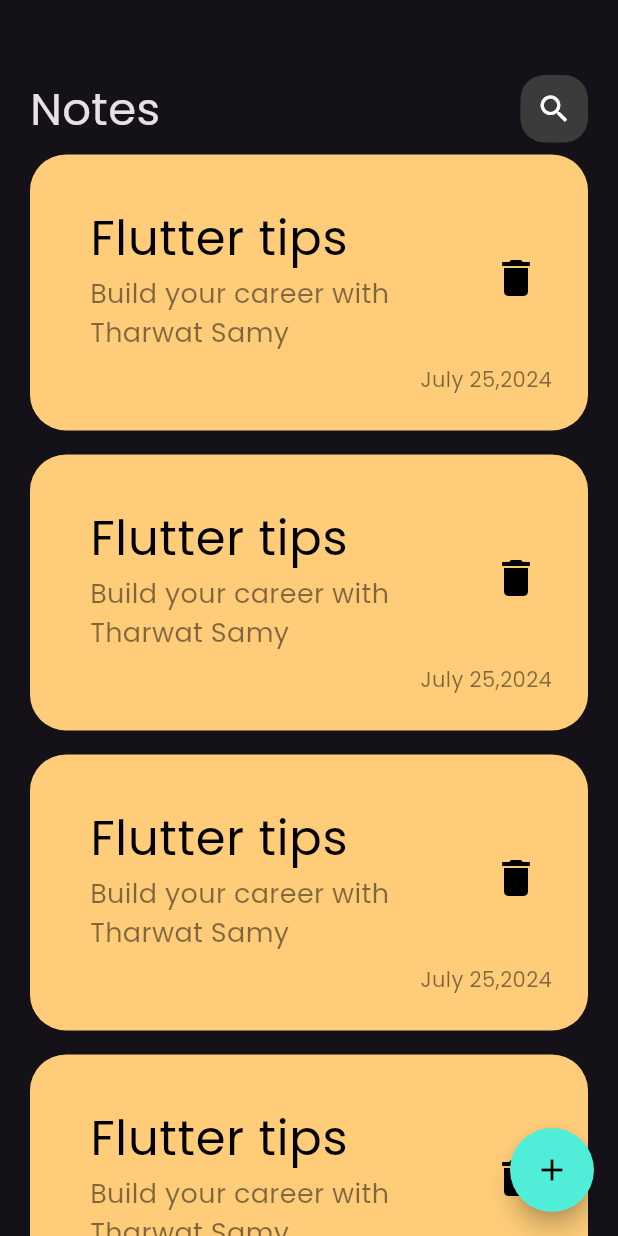
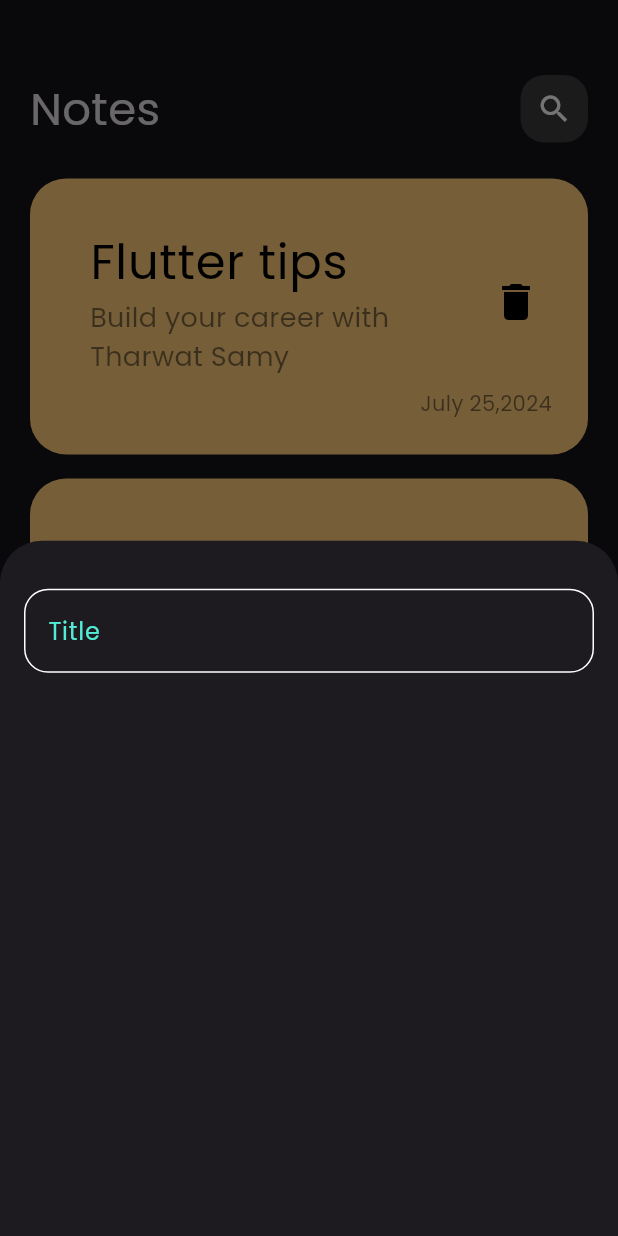
Before and after one commit to ahmedgamalz/notes-app, a Flutter app: the screen it shows after launch, after a tap on the "add" icon, on a phone screen of 412 x 824 dp. Run offline on Flutter 3.47's test engine with Material 3 defaults, Android fonts, the phone set to English and light mode, and no system bars.

Commit message:
create add note button sheet

```diff
--- /dev/null
+++ b/lib/constants.dart
@@ -0,0 +1,3 @@
+import 'package:flutter/cupertino.dart';
+
+const kPrimaryColor = Color(0xff52EBD6);
--- a/lib/views/notes_view.dart
+++ b/lib/views/notes_view.dart
@@ -1,5 +1,6 @@
 import 'package:flutter/cupertino.dart';
 import 'package:flutter/material.dart';
+import 'package:notes_app/constants.dart';
 import 'package:notes_app/views/widgets/notes_view_body.dart';
 
 class NotesView extends StatelessWidget {
@@ -11,7 +12,13 @@ class NotesView extends StatelessWidget {
       floatingActionButton: FloatingActionButton(
         backgroundColor: Color(0xff50EDD8),
         shape: CircleBorder(),
-        onPressed: () {},
+        onPressed: () {
+          showModalBottomSheet(
+              context: context,
+              builder: (context) {
+                return AddNoteButtonSheet();
+              });
+        },
         child: const Icon(
           Icons.add,
           color: Colors.black,
@@ -21,3 +28,47 @@ class NotesView extends StatelessWidget {
     );
   }
 }
+
+class AddNoteButtonSheet extends StatelessWidget {
+  const AddNoteButtonSheet({super.key});
+
+  @override
+  Widget build(BuildContext context) {
+    return Column(
+      children: [
+        SizedBox(
+          height: 32,
+        ),
+        CustomTextField()
+      ],
+    );
+  }
+}
+
+class CustomTextField extends StatelessWidget {
+  const CustomTextField({
+    super.key,
+  });
+
+  @override
+  Widget build(BuildContext context) {
+    return Padding(
+      padding: const EdgeInsets.symmetric(horizontal: 16),
+      child: TextField(
+        decoration: InputDecoration(
+            hintText: 'Title',
+            hintStyle: TextStyle(color: kPrimaryColor),
+            border: BuildBorder(),
+            enabledBorder: BuildBorder(),
+            focusedBorder: BuildBorder(kPrimaryColor)),
+        cursorColor: kPrimaryColor,
+      ),
+    );
+  }
+
+  OutlineInputBorder BuildBorder([color]) {
+    return OutlineInputBorder(
+        borderRadius: BorderRadius.circular(16),
+        borderSide: BorderSide(color: color ?? Colors.white));
+  }
+}
--- a/lib/views/widgets/notes_listView.dart
+++ b/lib/views/widgets/notes_listView.dart
@@ -6,13 +6,17 @@ class NotesListView extends StatelessWidget {
 
   @override
   Widget build(BuildContext context) {
-    return ListView.builder(
+    return Padding(
+      padding: const EdgeInsets.symmetric(vertical: 16),
+      child: ListView.builder(
+        padding: EdgeInsets.zero,
         itemBuilder: (context, index) {
           return Padding(
             padding: const EdgeInsets.symmetric(vertical: 8),
             child: const NotesItem(),
           );
         },
+      ),
     );
   }
 }
```
Lines whose indentation alone changed are shown as unchanged.
